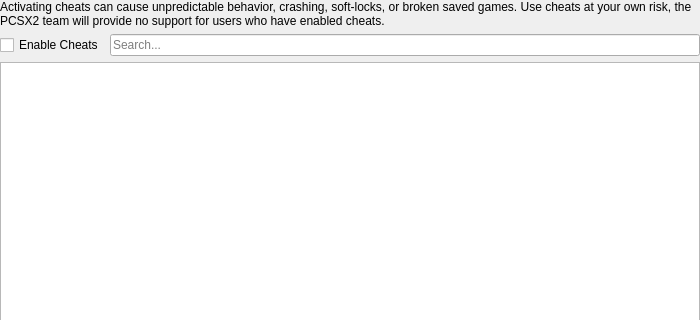
Old version of the form pcsx2-qt/Settings/GameCheatSettingsWidget.ui in the repository SgtBilko76/ARMSX2-Quest; both pictures show x 0 to 700 and y 0 to 320 of the 700 by 600 pixel window.
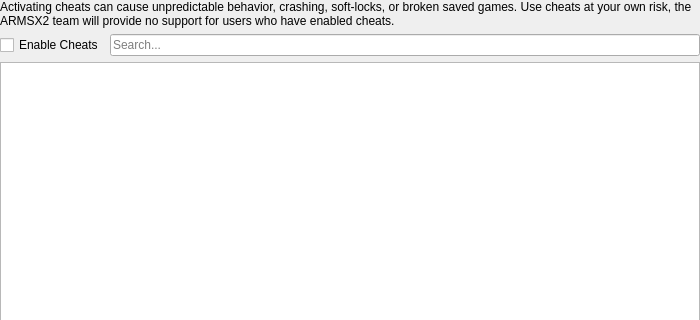
New version of the form.

Commit message: Rebrand user-facing PCSX2 references to ARMSX2; fix Help menu

What changed in the file:
```diff
--- a/pcsx2-qt/Settings/GameCheatSettingsWidget.ui
+++ b/pcsx2-qt/Settings/GameCheatSettingsWidget.ui
@@ -26,7 +26,7 @@
    <item>
     <widget class="QLabel" name="label">
      <property name="text">
-      <string>Activating cheats can cause unpredictable behavior, crashing, soft-locks, or broken saved games. Use cheats at your own risk, the PCSX2 team will provide no support for users who have enabled cheats.</string>
+      <string>Activating cheats can cause unpredictable behavior, crashing, soft-locks, or broken saved games. Use cheats at your own risk, the ARMSX2 team will provide no support for users who have enabled cheats.</string>
      </property>
      <property name="wordWrap">
       <bool>true</bool>
```
The commit also changes 33 other files.
